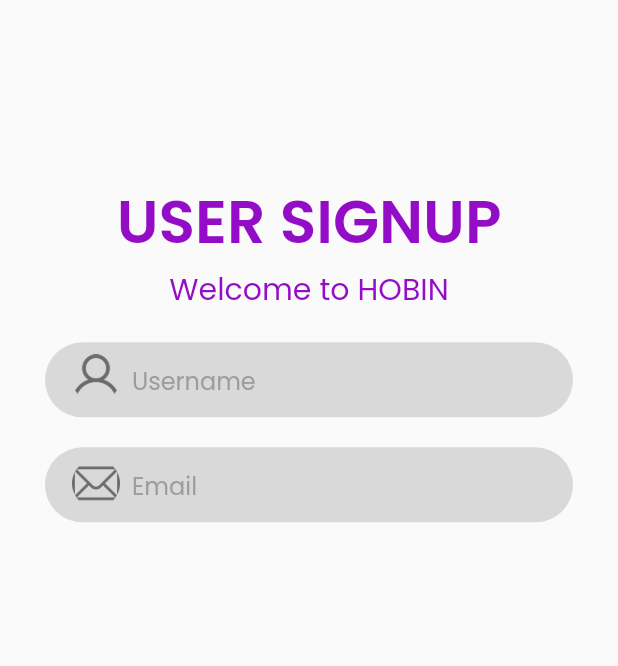
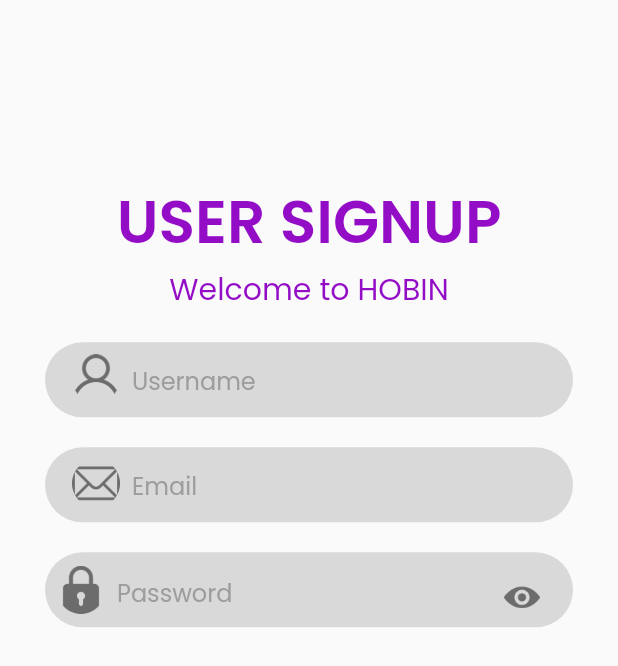
Before and after one commit to binh123thien/HOBIN, a Flutter app: the SignUpPage screen opened directly, on a phone screen of 412 x 824 dp. Shown: the top 666 px of the screen. Run offline on Flutter 3.47's test engine with Material 2 defaults, Android fonts, the phone set to English and light mode, and no system bars; our stand-ins replace google_fonts.

Commit message:
con mắt sắp ok

```diff
--- a/hobin_app/lib/common_object/app_icons.dart
+++ b/hobin_app/lib/common_object/app_icons.dart
@@ -4,5 +4,6 @@
   static const String userIcon = 'assets/images/user.png';
   static const String padLockIcon = 'assets/images/padlock.png';
   static const String hiddenEye = 'assets/images/hiddenEye.png';
+  static const String Eye = 'assets/images/Eye.png';
   static const String EmailIcon = 'assets/images/email.png';
 }
--- a/hobin_app/lib/pages/auth/SignUp.dart
+++ b/hobin_app/lib/pages/auth/SignUp.dart
@@ -19,6 +19,9 @@
     // set chiều cao, ngang full màn hình
     double screenHeight = MediaQuery.of(context).size.height;
     double screenWidth = MediaQuery.of(context).size.width;
+
+    //khai báo con mắt
+    bool showpass = false;
     return Scaffold(
       body: SizedBox(
         height: screenHeight,
@@ -134,7 +137,65 @@
                         ),
                       ),
                     ),
-                    //============================================================================
+                    //============================PassWord================================================
+                    Padding(
+                      padding: ResponsiveWidget.isSmallScreen(context)
+                          ? const EdgeInsets.fromLTRB(30, 20, 30, 0)
+                          : const EdgeInsets.fromLTRB(60, 20, 60, 0),
+                      child: Container(
+                        height: 50.0,
+                        width: screenWidth,
+                        decoration: BoxDecoration(
+                          borderRadius: BorderRadius.circular(50.0),
+                          color: AppColors.grayClolor,
+                        ),
+                        child: Stack(
+                          alignment: AlignmentDirectional.centerEnd,
+                          children: [
+                            TextFormField(
+                              decoration: const InputDecoration(
+                                border: InputBorder.none,
+                                prefixIcon: IconButton(
+                                  onPressed: null,
+                                  icon: Image(
+                                    image: AssetImage(AppIcons.padLockIcon),
+                                    fit: BoxFit.fill,
+                                  ),
+                                ),
+                                contentPadding: EdgeInsets.only(top: 14),
+                                hintText: 'Password',
+                                hintStyle: TextStyle(
+                                  fontSize: 16,
+                                  color: AppColors.hintColor,
+                                  fontFamily: 'poppins',
+                                ),
+                              ),
+                            ),
+                            Padding(
+                              padding: EdgeInsets.fromLTRB(0, 10, 10, 0),
+                              child: TextFormField(
+                                obscureText: showpass,
+                                decoration: InputDecoration(
+                                  border: InputBorder.none,
+                                  suffixIcon: IconButton(
+                                    onPressed: () {
+                                      setState(() {
+                                        showpass = !showpass;
+                                      });
+                                    },
+                                    icon: Image(
+                                      image: showpass
+                                          ? AssetImage(AppIcons.hiddenEye)
+                                          : AssetImage(AppIcons.Eye),
+                                    ),
+                                  ),
+                                ),
+                              ),
+                            ),
+                          ],
+                        ),
+                      ),
+                    ),
                   ],
                 ),
               ),
```
Also changed, not shown: hobin_app/assets/images/Eye.png (added), hobin_app/assets/images/hiddenEye.png.
